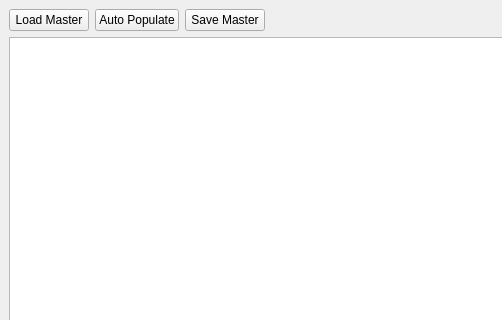
First picture: the form in Profile_Migration/mainwindow.ui, repository ngocminhdao88/REPS_Master_Setup_Migration, before the edit; both pictures show x 0 to 502 and y 0 to 320 of the 800 by 600 pixel window.
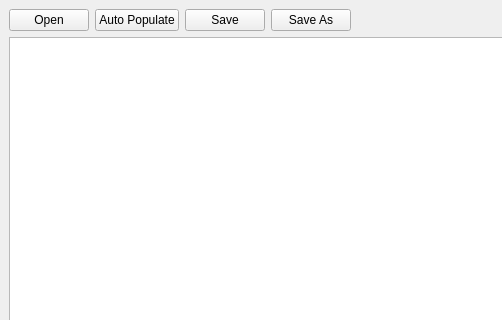
Second picture: the form after the edit.

Commit message: LV: added global for setup file pattern and description. Qt: added a saves as button

```diff
--- a/Profile_Migration/mainwindow.ui
+++ b/Profile_Migration/mainwindow.ui
@@ -23,7 +23,7 @@
          <string>&lt;html&gt;&lt;head/&gt;&lt;body&gt;&lt;p&gt;Load the Master setup file&lt;/p&gt;&lt;/body&gt;&lt;/html&gt;</string>
         </property>
         <property name="text">
-         <string>Load Master</string>
+         <string>Open</string>
         </property>
        </widget>
       </item>
@@ -43,7 +43,17 @@
          <string>&lt;html&gt;&lt;head/&gt;&lt;body&gt;&lt;p&gt;Save the Master setup file&lt;/p&gt;&lt;/body&gt;&lt;/html&gt;</string>
         </property>
         <property name="text">
-         <string>Save Master</string>
+         <string>Save</string>
+        </property>
+       </widget>
+      </item>
+      <item>
+       <widget class="QPushButton" name="saveAsButton">
+        <property name="toolTip">
+         <string>&lt;html&gt;&lt;head/&gt;&lt;body&gt;&lt;p&gt;Save the Master setup as new file&lt;/p&gt;&lt;/body&gt;&lt;/html&gt;</string>
+        </property>
+        <property name="text">
+         <string>Save As</string>
         </property>
        </widget>
       </item>
```
Left out of the diff: 6 changed lines with no effect on the pictures. The commit also changes 5 other files.
